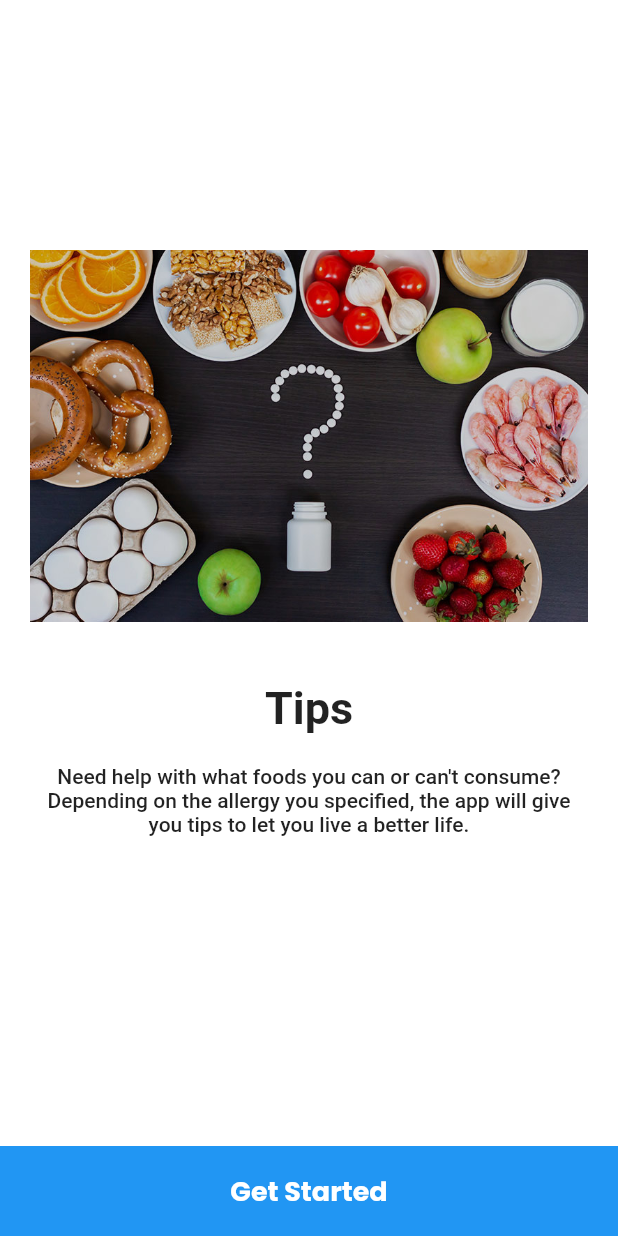
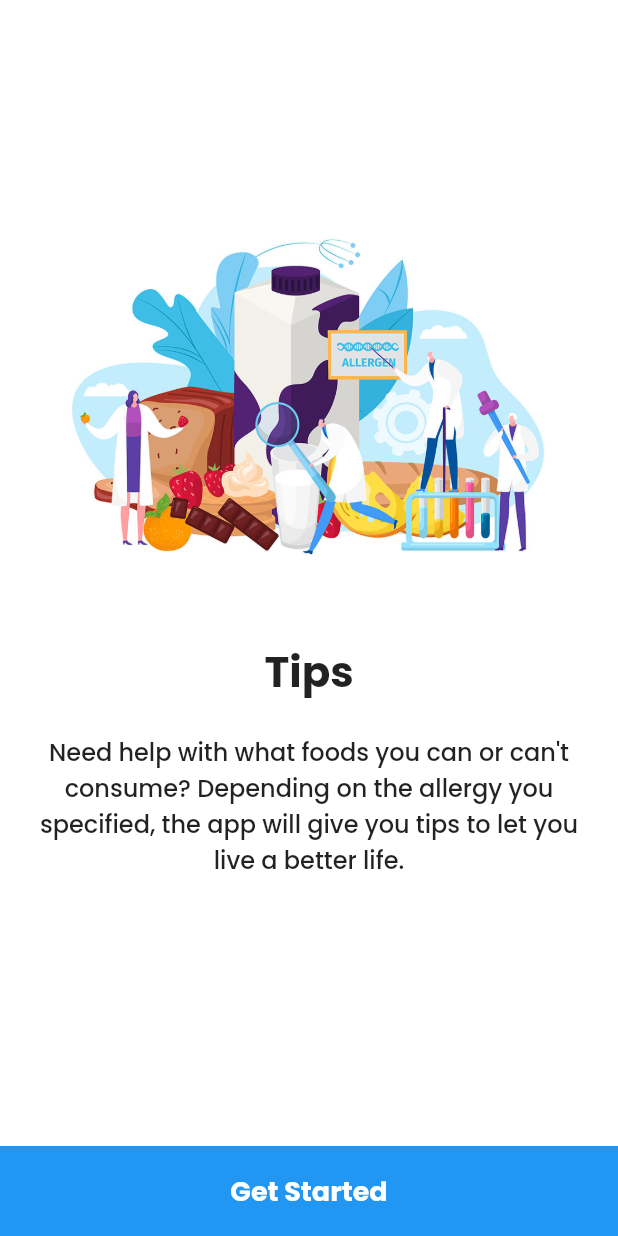
Before and after one commit to sandcat-enjoyer/foodica2, a Flutter app: the screen it shows after launch, swiped to page 3, on a phone screen of 412 x 824 dp. Run offline on Flutter 3.47's test engine with Material 2 defaults, Android fonts, the phone set to English and light mode, and no system bars; our stand-ins replace shared_preferences; missing offline and left inert: flutter_barcode_scanner, mobile_scanner.

Commit message:
small fixes

```diff
--- a/lib/data/data.dart
+++ b/lib/data/data.dart
@@ -1,48 +1,44 @@
 import 'package:flutter/material.dart';
 
-
-class SliderModel{
-
+class SliderModel {
   String imageAssetPath;
   String title;
   String desc;
 
-  SliderModel({this.imageAssetPath,this.title,this.desc});
+  SliderModel({this.imageAssetPath, this.title, this.desc});
 
-  void setImageAssetPath(String getImageAssetPath){
+  void setImageAssetPath(String getImageAssetPath) {
     imageAssetPath = getImageAssetPath;
   }
 
-  void setTitle(String getTitle){
+  void setTitle(String getTitle) {
     title = getTitle;
   }
 
-  void setDesc(String getDesc){
+  void setDesc(String getDesc) {
     desc = getDesc;
   }
 
-  String getImageAssetPath(){
+  String getImageAssetPath() {
     return imageAssetPath;
   }
 
-  String getTitle(){
+  String getTitle() {
     return title;
   }
 
-  String getDesc(){
+  String getDesc() {
     return desc;
   }
-
 }
 
-
-List<SliderModel> getSlides(){
-
+List<SliderModel> getSlides() {
   List<SliderModel> slides = new List<SliderModel>();
   SliderModel sliderModel = new SliderModel();
 
   //1
-  sliderModel.setDesc("Welcome to Foodica, your personal helper for tracking allergies.");
+  sliderModel.setDesc(
+      "Welcome to Foodica, your personal helper for tracking allergies.");
   sliderModel.setTitle("Welcome");
   sliderModel.setImageAssetPath("assets/start-1.jpg");
   slides.add(sliderModel);
@@ -50,7 +46,8 @@ List<SliderModel> getSlides(){
   sliderModel = new SliderModel();
 
   //2
-  sliderModel.setDesc("Foodica helps you keep track of the types of food you eat and decides for you what you can or can't eat. All the foods you add to the app will be kept in the History tab.");
+  sliderModel.setDesc(
+      "Foodica helps you keep track of the types of food you eat and decides for you what you can or can't eat. All the foods you add to the app will be kept in the History tab.");
   sliderModel.setTitle("What does the app do?");
   sliderModel.setImageAssetPath("assets/start-2.jpg");
   slides.add(sliderModel);
@@ -58,9 +55,10 @@ List<SliderModel> getSlides(){
   sliderModel = new SliderModel();
 
   //3
-  sliderModel.setDesc("Need help with what foods you can or can't consume? Depending on the allergy you specified, the app will give you tips to let you live a better life.");
+  sliderModel.setDesc(
+      "Need help with what foods you can or can't consume? Depending on the allergy you specified, the app will give you tips to let you live a better life.");
   sliderModel.setTitle("Tips");
-  sliderModel.setImageAssetPath("assets/card1bg.jpg");
+  sliderModel.setImageAssetPath("assets/start-3.jpg");
   slides.add(sliderModel);
 
   sliderModel = new SliderModel();
--- a/lib/pages/homescreen.dart
+++ b/lib/pages/homescreen.dart
@@ -3,13 +3,10 @@ import 'package:flutter/cupertino.dart';
 import 'package:flutter/material.dart';
 import 'package:flutter/services.dart';
 import 'package:flutter_barcode_scanner/flutter_barcode_scanner.dart';
-import 'package:foodica/main.dart';
 import 'package:foodica/pages/history.dart';
 import 'package:foodica/pages/productdetail.dart';
 import 'package:foodica/pages/settings.dart';
 import 'package:foodica/pages/tips.dart';
-import 'package:foodica/widgets/scanner.dart';
-import 'package:mobile_scanner/mobile_scanner.dart';
 
 class HomeScreenPage extends StatefulWidget {
   const HomeScreenPage({Key key}) : super(key: key);
@@ -394,7 +391,7 @@ class _HomeScreenPageState extends State<HomeScreenPage> {
               Icons.menu,  // add custom icons also
           ),
   ), */
-          title: const Text("Home",
+          title: const Text("Foodica",
               style: TextStyle(
                 fontFamily: "Poppins",
                 fontWeight: FontWeight.bold,
--- a/lib/pages/onboarding.dart
+++ b/lib/pages/onboarding.dart
@@ -193,14 +193,20 @@ class SlideTile extends StatelessWidget {
           Text(
             title,
             textAlign: TextAlign.center,
-            style: const TextStyle(fontWeight: FontWeight.bold, fontSize: 30),
+            style: const TextStyle(
+                fontWeight: FontWeight.bold,
+                fontSize: 28,
+                fontFamily: "Poppins"),
           ),
           SizedBox(
             height: 20,
           ),
           Text(desc,
               textAlign: TextAlign.center,
-              style: const TextStyle(fontWeight: FontWeight.w500, fontSize: 14))
+              style: const TextStyle(
+                  fontWeight: FontWeight.w500,
+                  fontSize: 16,
+                  fontFamily: "Poppins"))
         ],
       ),
     );
--- a/pubspec.yaml
+++ b/pubspec.yaml
@@ -67,6 +67,7 @@ flutter:
    - assets/start-2.jpg
    - assets/card1bg.jpg
    - assets/drawer-header.jpg
+   - assets/start-3.jpg
 
   # An image asset can refer to one or more resolution-specific "variants", see
   # https://flutter.dev/assets-and-images/#resolution-aware.
```
Also changed, not shown: lib/pages/history.dart (+14 -2 lines), lib/pages/settings.dart (+14 -5 lines), lib/pages/tips.dart (+13 -4 lines), assets/start-3.jpg (added).
